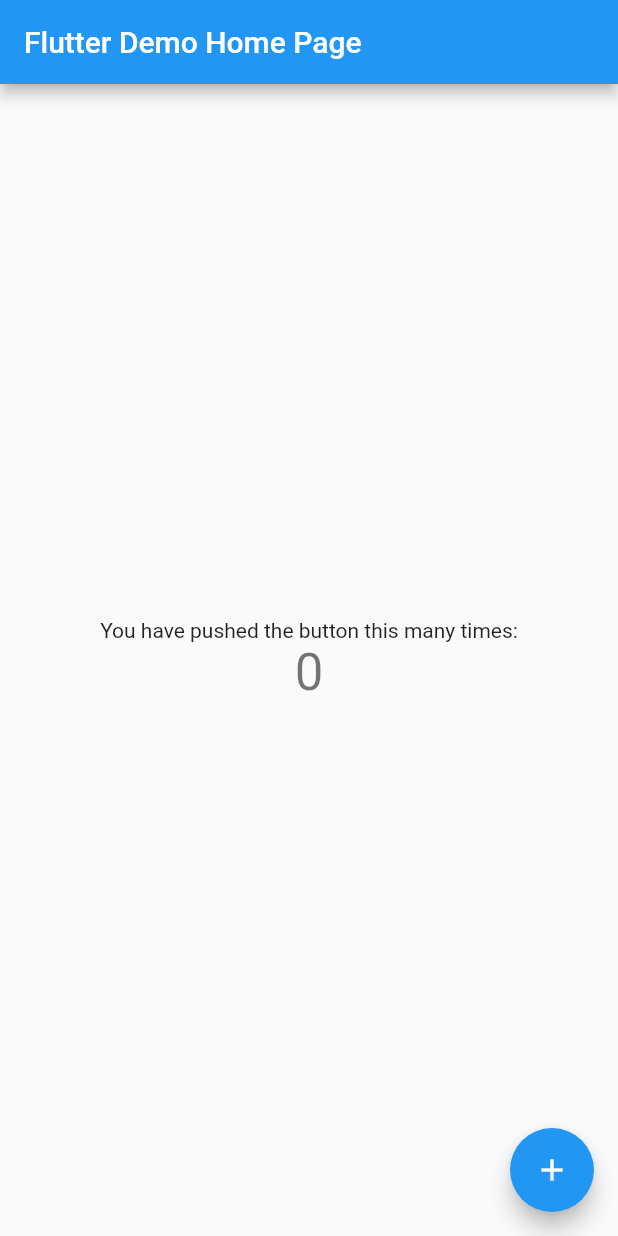
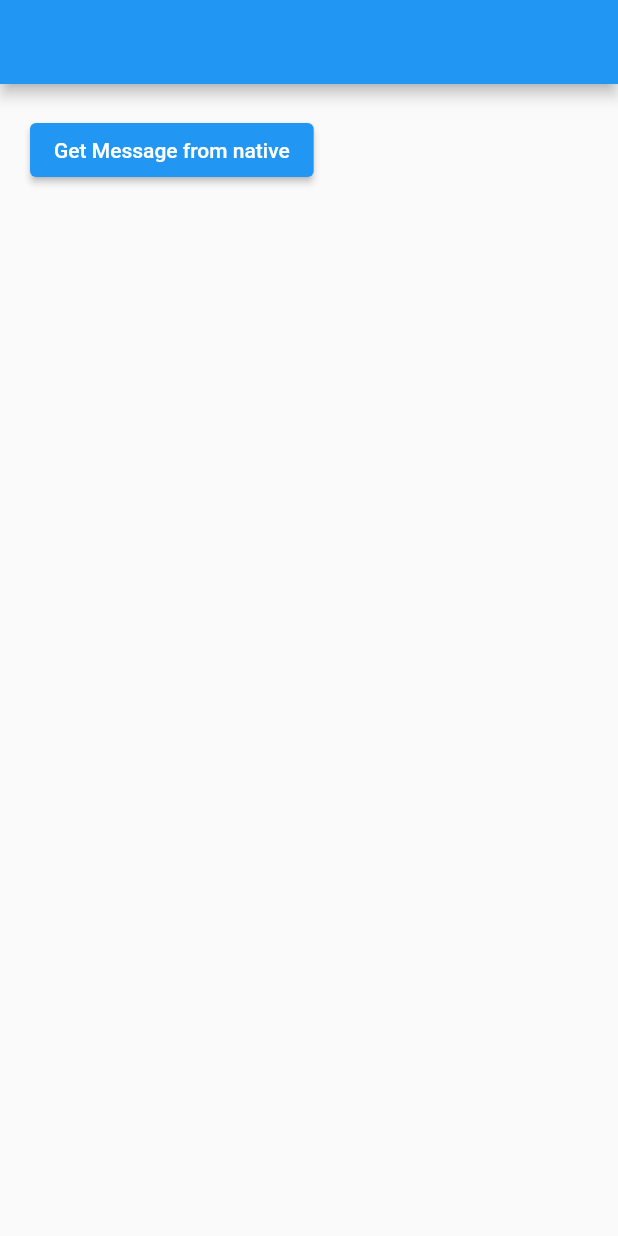
Before and after one commit to MHuzaifaKhan97/method_channels_flutter, a Flutter app: the screen it shows after launch, on a phone screen of 412 x 824 dp. Run offline on Flutter 3.47's test engine with Material 2 defaults, Android fonts, the phone set to English and light mode, and no system bars.

Commit message:
UI design

```diff
--- /dev/null
+++ b/lib/home_screen.dart
@@ -0,0 +1,30 @@
+import 'package:flutter/material.dart';
+
+class HomeScreen extends StatefulWidget {
+  const HomeScreen({Key? key}) : super(key: key);
+
+  @override
+  State<HomeScreen> createState() => _HomeScreenState();
+}
+
+class _HomeScreenState extends State<HomeScreen> {
+  String message = "";
+  @override
+  Widget build(BuildContext context) {
+    return Scaffold(
+      appBar: AppBar(),
+      body: Container(
+          padding: const EdgeInsets.all(20),
+          child: Column(
+            children: [
+              ElevatedButton(
+                  onPressed: () async {},
+                  child: const Text("Get Message from native")),
+              const SizedBox(height: 30),
+              Text(message),
+              const SizedBox(height: 30),
+            ],
+          )),
+    );
+  }
+}
--- a/lib/main.dart
+++ b/lib/main.dart
@@ -1,4 +1,5 @@
 import 'package:flutter/material.dart';
+import 'package:method_channels_flutter/home_screen.dart';
 
 void main() {
   runApp(const MyApp());
@@ -7,109 +8,14 @@ void main() {
 class MyApp extends StatelessWidget {
   const MyApp({Key? key}) : super(key: key);
 
-  // This widget is the root of your application.
   @override
   Widget build(BuildContext context) {
     return MaterialApp(
       title: 'Flutter Demo',
       theme: ThemeData(
-        // This is the theme of your application.
-        //
-        // Try running your application with "flutter run". You'll see the
-        // application has a blue toolbar. Then, without quitting the app, try
-        // changing the primarySwatch below to Colors.green and then invoke
-        // "hot reload" (press "r" in the console where you ran "flutter run",
-        // or simply save your changes to "hot reload" in a Flutter IDE).
-        // Notice that the counter didn't reset back to zero; the application
-        // is not restarted.
         primarySwatch: Colors.blue,
       ),
-      home: const MyHomePage(title: 'Flutter Demo Home Page'),
+      home: const HomeScreen(),
     );
   }
 }
-
-class MyHomePage extends StatefulWidget {
-  const MyHomePage({Key? key, required this.title}) : super(key: key);
-
-  // This widget is the home page of your application. It is stateful, meaning
-  // that it has a State object (defined below) that contains fields that affect
-  // how it looks.
-
-  // This class is the configuration for the state. It holds the values (in this
-  // case the title) provided by the parent (in this case the App widget) and
-  // used by the build method of the State. Fields in a Widget subclass are
-  // always marked "final".
-
-  final String title;
-
-  @override
-  State<MyHomePage> createState() => _MyHomePageState();
-}
-
-class _MyHomePageState extends State<MyHomePage> {
-  int _counter = 0;
-
-  void _incrementCounter() {
-    setState(() {
-      // This call to setState tells the Flutter framework that something has
-      // changed in this State, which causes it to rerun the build method below
-      // so that the display can reflect the updated values. If we changed
-      // _counter without calling setState(), then the build method would not be
-      // called again, and so nothing would appear to happen.
-      _counter++;
-    });
-  }
-
-  @override
-  Widget build(BuildContext context) {
-    // This method is rerun every time setState is called, for instance as done
-    // by the _incrementCounter method above.
-    //
-    // The Flutter framework has been optimized to make rerunning build methods
-    // fast, so that you can just rebuild anything that needs updating rather
-    // than having to individually change instances of widgets.
-    return Scaffold(
-      appBar: AppBar(
-        // Here we take the value from the MyHomePage object that was created by
-        // the App.build method, and use it to set our appbar title.
-        title: Text(widget.title),
-      ),
-      body: Center(
-        // Center is a layout widget. It takes a single child and positions it
-        // in the middle of the parent.
-        child: Column(
-          // Column is also a layout widget. It takes a list of children and
-          // arranges them vertically. By default, it sizes itself to fit its
-          // children horizontally, and tries to be as tall as its parent.
-          //
-          // Invoke "debug painting" (press "p" in the console, choose the
-          // "Toggle Debug Paint" action from the Flutter Inspector in Android
-          // Studio, or the "Toggle Debug Paint" command in Visual Studio Code)
-          // to see the wireframe for each widget.
-          //
-          // Column has various properties to control how it sizes itself and
-          // how it positions its children. Here we use mainAxisAlignment to
-          // center the children vertically; the main axis here is the vertical
-          // axis because Columns are vertical (the cross axis would be
-          // horizontal).
-          mainAxisAlignment: MainAxisAlignment.center,
-          children: <Widget>[
-            const Text(
-              'You have pushed the button this many times:',
-            ),
-            Text(
-              '$_counter',
-              style: Theme.of(context).textTheme.headline4,
-            ),
-          ],
-        ),
-      ),
-      floatingActionButton: FloatingActionButton(
-        onPressed: _incrementCounter,
-        tooltip: 'Increment',
-        child: const Icon(Icons.add),
-      ), // This trailing comma makes auto-formatting nicer for build methods.
-    );
-  }
-}
```
